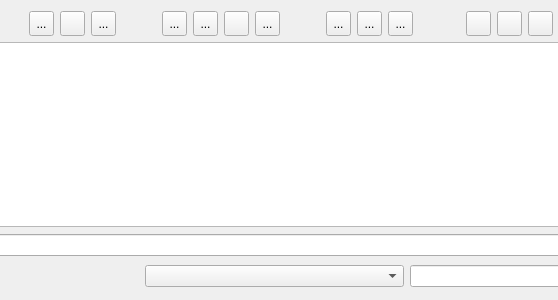
Above: NAVigater/CGNS/NAV/T/Q7TreeWindow.ui from pyCGNS/pyCGNS before the change; both pictures show x 155 to 713 and y 0 to 300 of the 1124 by 300 pixel window. Below: the same form after it.
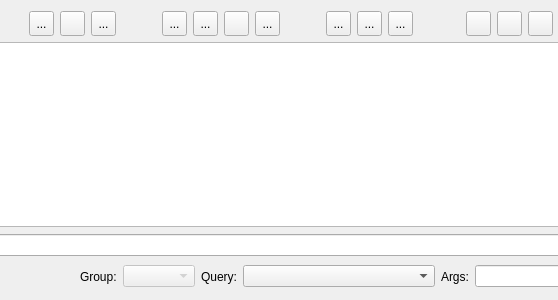
That is the form after the change. Icons and pictures are not drawn. Custom widgets are drawn as their Qt base class.

The edit to the form file:
```diff
--- a/NAVigater/CGNS/NAV/T/Q7TreeWindow.ui
+++ b/NAVigater/CGNS/NAV/T/Q7TreeWindow.ui
@@ -919,6 +919,27 @@
        </property>
       </spacer>
      </item>
+     <item>
+      <widget class="QLabel" name="label_3">
+       <property name="text">
+        <string>Group:</string>
+       </property>
+      </widget>
+     </item>
+     <item>
+      <widget class="QComboBox" name="cGroup">
+       <property name="enabled">
+        <bool>false</bool>
+       </property>
+      </widget>
+     </item>
+     <item>
+      <widget class="QLabel" name="label">
+       <property name="text">
+        <string>Query:</string>
+       </property>
+      </widget>
+     </item>
      <item>
       <widget class="QComboBox" name="cQuery">
        <property name="sizePolicy">
@@ -929,6 +950,13 @@
        </property>
       </widget>
      </item>
+     <item>
+      <widget class="QLabel" name="label_2">
+       <property name="text">
+        <string>Args:</string>
+       </property>
+      </widget>
+     </item>
      <item>
       <widget class="QLineEdit" name="eUserVariable">
        <property name="sizePolicy">
```
